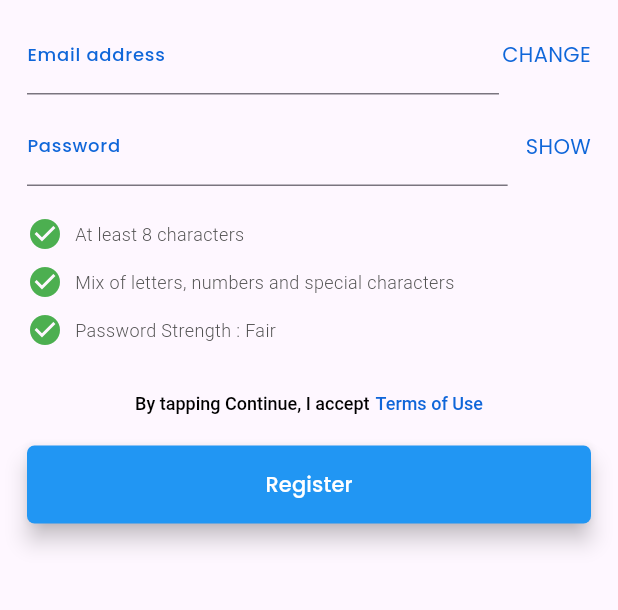
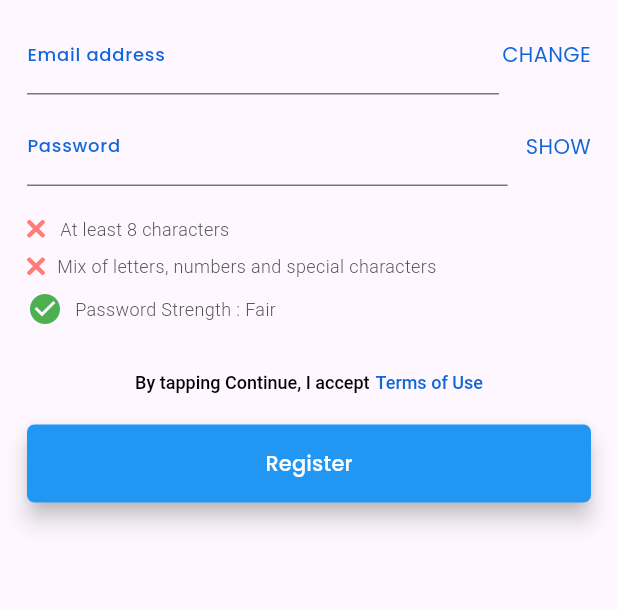
Before and after one commit to expertdev-designer/Zillow, a Flutter app: the PasswordScreen screen opened directly, on a phone screen of 412 x 824 dp, the part 312-922 px from its top. Run offline on Flutter 3.47's test engine with Material 2 defaults, Android fonts, the light colour scheme and no system bars; our stand-ins replace flutter_svg, google_fonts.

Commit message:
password validation

```diff
--- a/lib/Utils/AppImage.dart
+++ b/lib/Utils/AppImage.dart
@@ -9,4 +9,6 @@ class AppImage {
   static const circle_outline = "assets/images/material-symbols_circle-outline.svg.svg";
   static const profile_icon = "assets/images/profile_icon.svg";
   static const tick = "assets/images/teenyicons_tick-outline.svg";
+  static const cross = "assets/images/cross_icon.svg";
+  static const fill_profile = "assets/images/fill_profile.svg";
 }
--- a/lib/registration/password_screen.dart
+++ b/lib/registration/password_screen.dart
@@ -1,18 +1,48 @@
 import 'package:flutter/cupertino.dart';
 import 'package:flutter/material.dart';
+import 'package:flutter_svg/flutter_svg.dart';
 import 'package:google_fonts/google_fonts.dart';
+import 'package:zillow1/Utils/AppImage.dart';
 import 'package:zillow1/user_profile/user_profile_screen.dart';
 
 import '../Utils/colors.dart';
 import '../Utils/strings.dart';
+import '../test.dart';
 
-class PasswordScreen extends StatelessWidget{
+class PasswordScreen extends StatefulWidget{
   @override
-  Widget build(BuildContext context) {
+  State<PasswordScreen> createState() => _PasswordScreenState();
+}
+
+class _PasswordScreenState extends State<PasswordScreen> {
+
   bool isConditionMet = true;
+  bool isVisible = false;
+  bool _isPasswordEightCharacters = false;
+  bool _hasPasswordOneNumber = false;
 
   TextEditingController emailController = TextEditingController();
   TextEditingController passwordController = TextEditingController();
+
+  onPasswordChanged(String password) {
+    final numericRegex = RegExp(r'[0-9]');
+
+    setState(() {
+      _isPasswordEightCharacters = false;
+      if(password.length >= 8)
+        _isPasswordEightCharacters = true;
+
+      _hasPasswordOneNumber = false;
+      if(numericRegex.hasMatch(password))
+        _hasPasswordOneNumber = true;
+    });
+  }
+
+
+
+  @override
+  Widget build(BuildContext context) {
+
     return Scaffold(
       body: Stack(
         children: [
@@ -50,6 +80,7 @@ class PasswordScreen extends StatelessWidget{
                   children: [
                     Expanded(
                       child: customTextField(
+                        //onChange: onPasswordChanged,
                         controller: emailController,
                         labelText: Strings.email_address,
                         keyboardType: TextInputType.emailAddress,
@@ -59,13 +90,6 @@ class PasswordScreen extends StatelessWidget{
                           color: AppColors.blue,
                         ),
                         borderColor: Colors.blue,
-                        validator: (value) {
-                          if (value == null || value.isEmpty) {
-                            return 'Please enter your email address';
-                          }
-                          // Add more validation logic as needed
-                          return null;
-                        },
                       ),
                     ),
 
@@ -86,9 +110,10 @@ class PasswordScreen extends StatelessWidget{
                   children: [
                     Expanded(
                       child: customTextField(
-                        controller: passwordController,
+                        onChange: (password) => onPasswordChanged(password),
+                        //controller: passwordController,
                         labelText: Strings.password,
-                        obscureText: true,
+                        obscureText: !isVisible,
                         keyboardType: TextInputType.emailAddress,
                         labelStyle: GoogleFonts.poppins(
                           fontSize: 12,
@@ -114,20 +139,11 @@ class PasswordScreen extends StatelessWidget{
 
                 Row(
                   children: [
-                    if (isConditionMet) // Show the icon only when the condition is met
-                      const Icon(
-                        Icons.check_circle,
-                        color: Colors.green,
-                      )
-                    else
-                      Icon(
-                        Icons.cancel,
-                        color: Colors.red,
-                      ),
-                    SizedBox(width: 8), // Add spacing between icon and text
-                    Text(
-                      isConditionMet ? Strings.at_least_8_char : 'Minimum 8 characters required', // Change the text based on the condition
-                      style: const TextStyle(
+                    _isPasswordEightCharacters ? SvgPicture.asset(AppImage.tick) : SvgPicture.asset(AppImage.cross),
+                    SizedBox(width: 10,),
+                    const Text(
+                      Strings.at_least_8_char,
+                        style: TextStyle(
                           fontSize: 12,
                           fontWeight: FontWeight.w300,
                           color: AppColors.text_grey,
@@ -137,14 +153,11 @@ class PasswordScreen extends StatelessWidget{
                 ),
 
 
-                SizedBox(height: 8), // Add spacing between rows
+                SizedBox(height: 8),
 
                 Row(
                   children: [
-                    Icon(
-                      isConditionMet ? Icons.check_circle : Icons.cancel,
-                      color: isConditionMet ? Colors.green : Colors.red,
-                    ),
+                    _hasPasswordOneNumber ? SvgPicture.asset(AppImage.tick) : SvgPicture.asset(AppImage.cross),
                     SizedBox(width: 8),
                     const Text(
                       Strings.mix_of_letters,
@@ -192,16 +205,12 @@ class PasswordScreen extends StatelessWidget{
                           ),
                           //SizedBox(width: 4,),
                           WidgetSpan(
-                            child: SizedBox(width: 4), // Add a SizedBox for space
+                            child: SizedBox(width: 4),
                           ),
                           TextSpan(
                             text: Strings.terms_of_use,
                             style: TextStyle(fontWeight: FontWeight.w500, color: AppColors.blue),
                           ),
-                          // TextSpan(
-                          //   text: ' text example.',
-                          //   style: TextStyle(fontWeight: FontWeight.bold, color: Colors.black),
-                          // ),
                         ],
                       ),
                     ),
@@ -227,7 +236,7 @@ class PasswordScreen extends StatelessWidget{
                       ),
                     ),
                     onPressed: () {
-                      //Navigator.push(context, MaterialPageRoute(builder: (context)=>ProfileScreen()));
+                     // Navigator.push(context, MaterialPageRoute(builder: (context)=>Test()));
                     },
                     child: Text(Strings.register,
                       style: GoogleFonts.poppins(
@@ -251,7 +260,7 @@ class PasswordScreen extends StatelessWidget{
   }
 
   Widget customTextField({
-    required TextEditingController controller,
+    TextEditingController? controller,
     required String labelText,
     TextInputType keyboardType = TextInputType.text,
     bool obscureText = false,
@@ -259,20 +268,22 @@ class PasswordScreen extends StatelessWidget{
     BorderSide? borderSide,
     TextStyle? labelStyle,
     Color? borderColor,
+    void Function(String)? onChange,
   }) {
     return TextFormField(
+      onChanged: onChange,
       controller: controller,
       keyboardType: keyboardType,
       obscureText: obscureText,
       style: TextStyle(
-        color: borderColor, // Change the text color to the border color
+        color: borderColor,
       ),
       decoration: InputDecoration(
         labelText: labelText,
         labelStyle: labelStyle,
         border: UnderlineInputBorder(
           borderSide: BorderSide(
-            color: borderColor ?? Colors.blue, // Default to blue if no color provided
+            color: borderColor ?? Colors.blue,
             width: 2.0,
           ),
         ),
@@ -280,7 +291,6 @@ class PasswordScreen extends StatelessWidget{
       validator: validator,
     );
   }
-
 
   Widget AppText({
     required String text,
```
Also changed, not shown: assets/images/cross_icon.svg (added), assets/images/fill_profile.svg (added), assets/images/zillow_icon.svg (added), lib/test.dart (added). Lines whose indentation alone changed are shown as unchanged.
